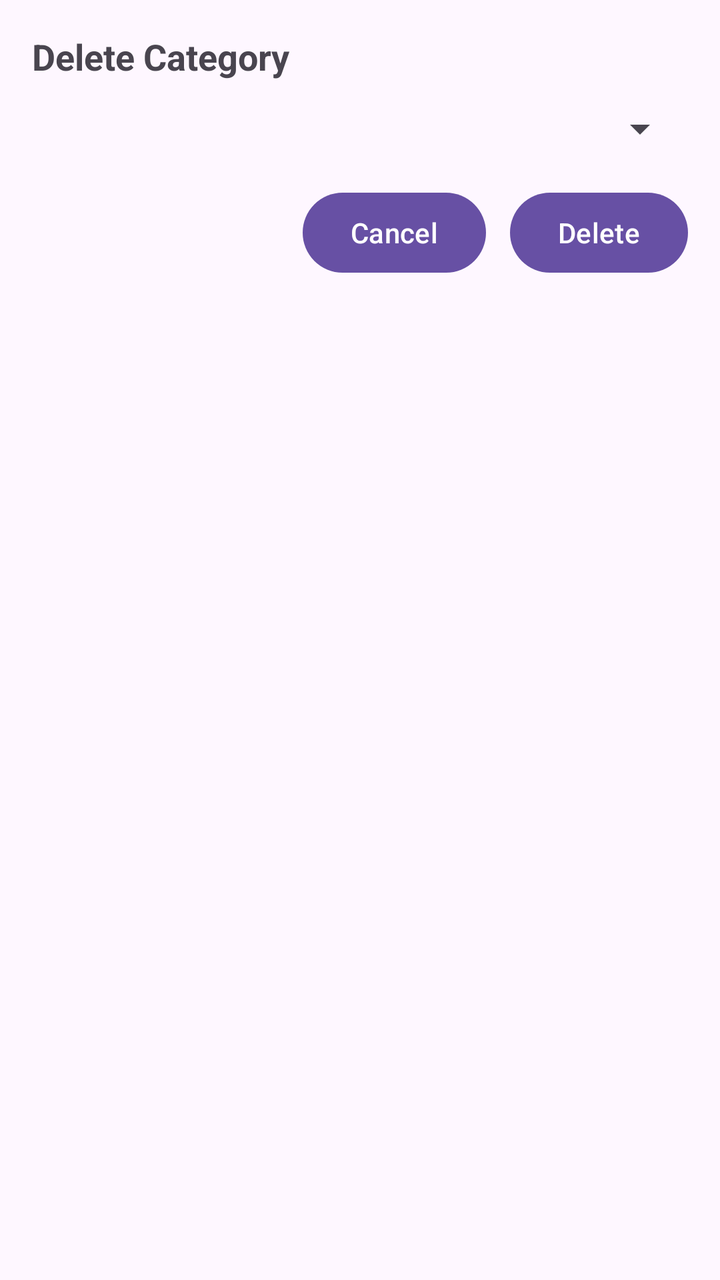
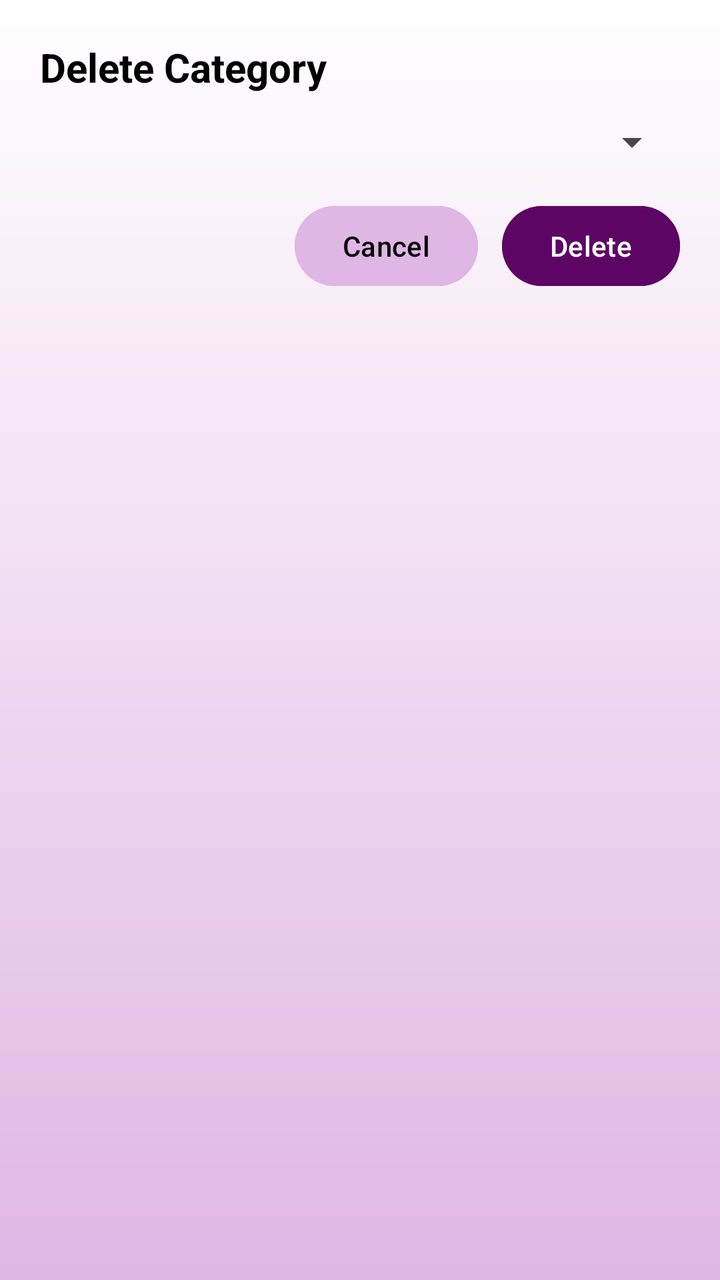

Before-and-after screenshots of an Android layout around one commit, followed by the original layout XML and the change that was made.
<!-- AndroidManifest.xml: application theme Theme.ExpenseTracker -->
<!-- res/layout/dialog_delete_category.xml -->
<?xml version="1.0" encoding="utf-8"?>
<LinearLayout xmlns:android="http://schemas.android.com/apk/res/android"
    android:padding="16dp"
    android:orientation="vertical"
    android:layout_width="match_parent"
    android:layout_height="wrap_content">

    <TextView
        android:text="Delete Category"
        android:textStyle="bold"
        android:textSize="18sp"
        android:layout_width="wrap_content"
        android:layout_height="wrap_content" />

    <Spinner
        android:id="@+id/spinnerCategories"
        android:layout_marginTop="12dp"
        android:layout_width="match_parent"
        android:layout_height="wrap_content" />

    <LinearLayout
        android:layout_marginTop="16dp"
        android:orientation="horizontal"
        android:gravity="end"
        android:layout_width="match_parent"
        android:layout_height="wrap_content">

        <Button
            android:id="@+id/btnCancel"
            android:text="Cancel"
            android:layout_width="wrap_content"
            android:layout_height="wrap_content" />

        <Button
            android:id="@+id/btnDelete"
            android:text="Delete"
            android:layout_marginStart="12dp"
            android:layout_width="wrap_content"
            android:layout_height="wrap_content" />
    </LinearLayout>

</LinearLayout>
<!-- resources referenced by this layout -->
<resources>
  <style name="Theme.ExpenseTracker" parent="Theme.Material3.DayNight.NoActionBar" />
</resources>

<!-- the commit's change to res/layout/dialog_delete_category.xml (unified diff, before → after) -->
@@ -1,42 +1,48 @@
 <?xml version="1.0" encoding="utf-8"?>
 <LinearLayout xmlns:android="http://schemas.android.com/apk/res/android"
-    android:padding="16dp"
+    android:layout_width="match_parent"
+    android:layout_height="wrap_content"
+    android:background="@drawable/bg_light_color"
     android:orientation="vertical"
-    android:layout_width="match_parent"
-    android:layout_height="wrap_content">
+    android:padding="20dp">
 
     <TextView
-        android:text="Delete Category"
-        android:textStyle="bold"
-        android:textSize="18sp"
         android:layout_width="wrap_content"
-        android:layout_height="wrap_content" />
+        android:layout_height="wrap_content"
+        android:text="@string/delete_category"
+        android:textColor="@color/black"
+        android:textSize="20sp"
+        android:textStyle="bold" />
 
     <Spinner
         android:id="@+id/spinnerCategories"
-        android:layout_marginTop="12dp"
         android:layout_width="match_parent"
-        android:layout_height="wrap_content" />
+        android:layout_height="wrap_content"
+        android:layout_marginTop="12dp" />
 
     <LinearLayout
+        android:layout_width="match_parent"
+        android:layout_height="wrap_content"
         android:layout_marginTop="16dp"
-        android:orientation="horizontal"
         android:gravity="end"
-        android:layout_width="match_parent"
-        android:layout_height="wrap_content">
+        android:orientation="horizontal">
 
         <Button
             android:id="@+id/btnCancel"
-            android:text="Cancel"
             android:layout_width="wrap_content"
-            android:layout_height="wrap_content" />
+            android:layout_height="wrap_content"
+            android:backgroundTint="@color/light_purple"
+            android:text="@string/cancel"
+            android:textColor="@color/black" />
 
         <Button
             android:id="@+id/btnDelete"
-            android:text="Delete"
+            android:layout_width="wrap_content"
+            android:layout_height="wrap_content"
             android:layout_marginStart="12dp"
-            android:layout_width="wrap_content"
-            android:layout_height="wrap_content" />
+            android:backgroundTint="@color/purple"
+            android:text="@string/delete"
+            android:textColor="@color/white" />
     </LinearLayout>
 
 </LinearLayout>
<!-- resource entries referenced after the edit -->
@@ -1,5 +1,19 @@
 <!-- resources referenced by this layout -->
 <resources>
-  <style name="Theme.ExpenseTracker" parent="Theme.Material3.DayNight.NoActionBar" />
+  <color name="black">#FF000000</color>
+  <color name="light_purple">#E0B6E4</color>
+  <color name="purple">#5D0565</color>
+  <color name="white">#FFFFFFFF</color>
+  <!-- drawable bg_light_color (drawable) -->
+  <shape xmlns:android="http://schemas.android.com/apk/res/android">
+      <gradient
+          android:angle="270"
+          android:endColor="@color/light_purple"
+          android:startColor="@color/white" />
+  </shape>
+  <string name="cancel">Cancel</string>
+  <string name="delete">Delete</string>
+  <string name="delete_category">Delete Category</string>
+  <style name="Theme.ExpenseTracker" parent="Theme.Material3.Light.NoActionBar" />
 </resources>
 
